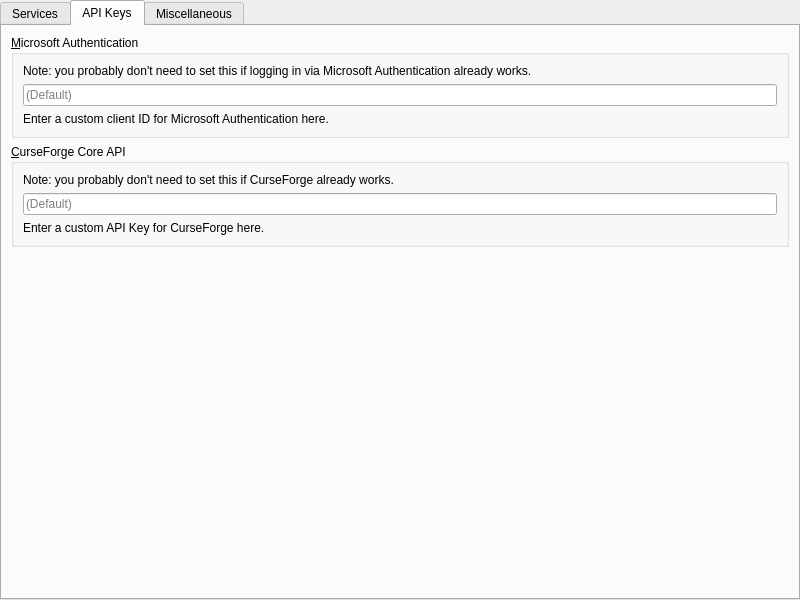
Old version of the form launcher/ui/pages/global/APIPage.ui in the repository fn2006/PollyMC.
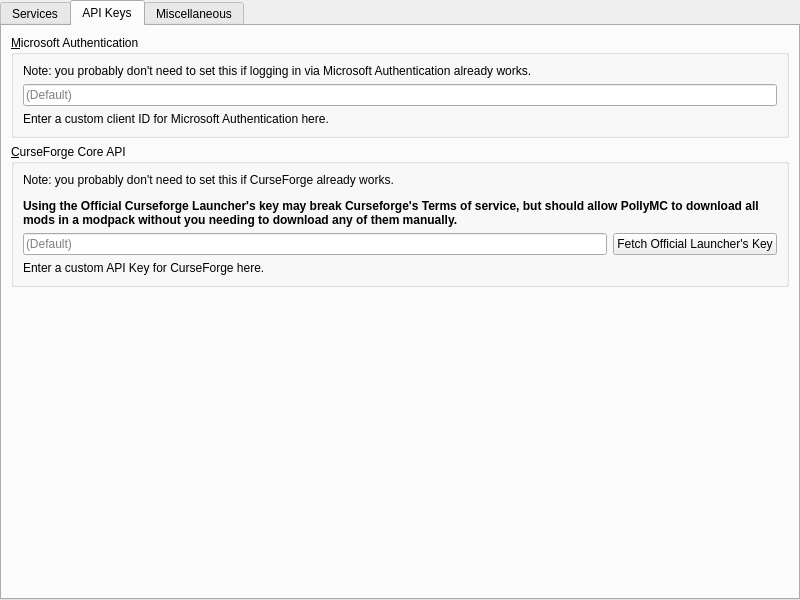
New version of the form. The open tabs and pages were chosen to show the change.

Commit message:
Use PolyMC's CurseForge workaround (#47)
* Curseforge workarounds

This should allow people to use Curseforge without having to manually
paste a working key into the settings or change the user agent.

* chore: update cf api key api url

Sascha says the domain name we're using is not gonna be renewed, so I'm
switching it to a domain controlled by me instead so that this won't be
a problem in the future.

* feat: add ability to disable cf api key fetching

by setting the cf api key api url to a blank string

* don't ask before fetching key

* change polymc mention to pollymc

What changed in the file:
```diff
--- a/launcher/ui/pages/global/APIPage.ui
+++ b/launcher/ui/pages/global/APIPage.ui
@@ -204,13 +204,6 @@
           <string>&amp;CurseForge Core API</string>
          </property>
          <layout class="QGridLayout" name="gridLayout">
-          <item row="0" column="0">
-           <widget class="QLabel" name="label_8">
-            <property name="text">
-             <string>Note: you probably don't need to set this if CurseForge already works.</string>
-            </property>
-           </widget>
-          </item>
           <item row="2" column="0">
            <widget class="QLabel" name="label_7">
             <property name="text">
@@ -237,6 +230,29 @@
             </property>
            </widget>
           </item>
+          <item row="1" column="1">
+           <widget class="QPushButton" name="fetchKeyButton">
+            <property name="text">
+             <string>Fetch Official Launcher's Key</string>
+            </property>
+           </widget>
+          </item>
+          <item row="0" column="0" colspan="2">
+           <widget class="QLabel" name="label_8">
+            <property name="sizePolicy">
+             <sizepolicy hsizetype="Preferred" vsizetype="Preferred">
+              <horstretch>0</horstretch>
+              <verstretch>0</verstretch>
+             </sizepolicy>
+            </property>
+            <property name="text">
+             <string>&lt;html&gt;&lt;head/&gt;&lt;body&gt;&lt;p&gt;Note: you probably don't need to set this if CurseForge already works.&lt;/p&gt;&lt;p&gt;&lt;span style=&quot; font-weight:700;&quot;&gt;Using the Official Curseforge Launcher's key may break Curseforge's Terms of service, but should allow PollyMC to download all mods in a modpack without you needing to download any of them manually.&lt;/span&gt;&lt;/p&gt;&lt;/body&gt;&lt;/html&gt;</string>
+            </property>
+            <property name="wordWrap">
+             <bool>true</bool>
+            </property>
+           </widget>
+          </item>
          </layout>
         </widget>
        </item>
```
The commit also changes 13 other files.
